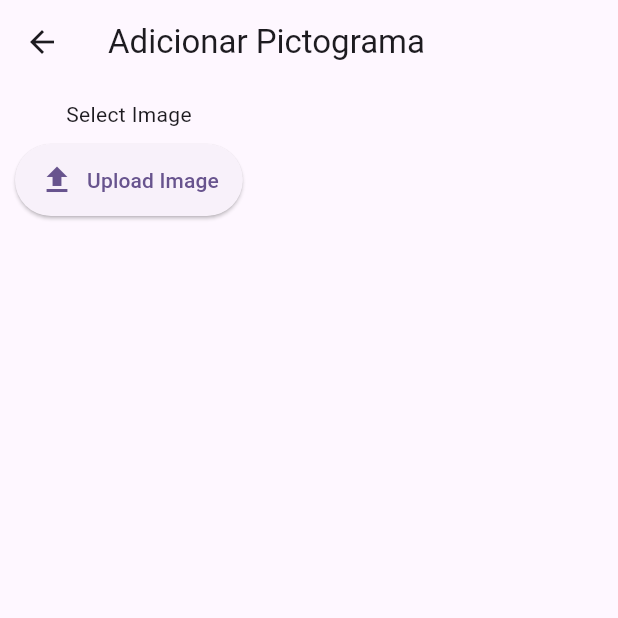
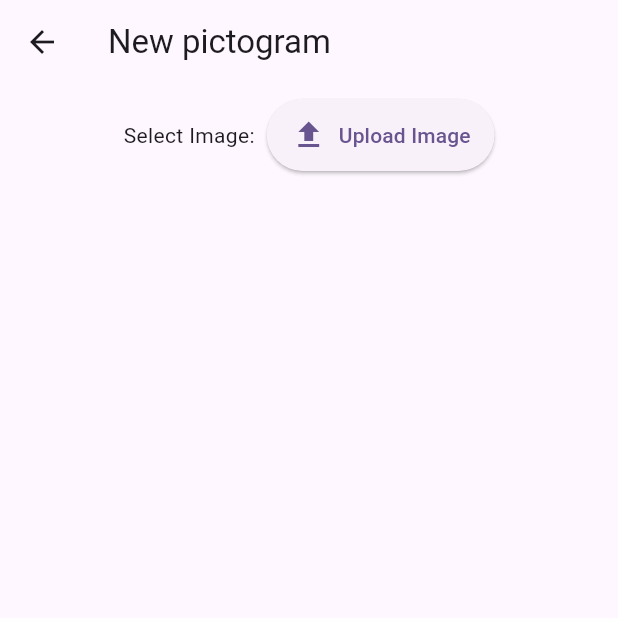
Before and after one commit to rafaelPadua001/comunicacao_alternativa_app, a Flutter app: the AddPictogramScreen screen opened directly, on a phone screen of 412 x 824 dp, the top half of it. Run offline on Flutter 3.47's test engine with Material 3 defaults, Android fonts, the phone set to English and light mode, and no system bars; our stand-ins replace firebase_auth, firebase_core, flutter_tts, hive, hive_flutter, image_picker and 3 more; accounts and stored records are empty.

Commit message:
Update addPictogramScreen.dart
Fix input pictogram name and style
Fix category drop down button and add style too

```diff
--- a/lib/screens/addPictogramScreen.dart
+++ b/lib/screens/addPictogramScreen.dart
@@ -8,7 +8,6 @@ import 'package:image_picker/image_picker.dart';
 import 'dart:io';
 import 'package:path_provider/path_provider.dart';
 import 'package:path/path.dart' as path;
-
 
 class AddPictogramScreen extends StatefulWidget {
   @override
@@ -46,7 +45,9 @@ class _AddPictogramScreenState extends State<AddPictogramScreen> {
 
   Future<void> _savePictogram() async {
     // Verifica se algum campo está vazio e exibe a mensagem de erro
-  if (_image == null || _labelController.text.isEmpty || _selectedCategory == null) {
+    if (_image == null ||
+        _labelController.text.isEmpty ||
+        _selectedCategory == null) {
       ScaffoldMessenger.of(context).showSnackBar(
         SnackBar(content: Text('Preencha todos os campos antes de salvar!')),
       );
@@ -56,15 +57,18 @@ class _AddPictogramScreenState extends State<AddPictogramScreen> {
     try {
       // Obtém o diretório de documentos do aplicativo
       final directory = await getApplicationDocumentsDirectory();
-    final String newPath = path.join(directory.path, path.basename(_image!.path));
+      final String newPath = path.join(
+        directory.path,
+        path.basename(_image!.path),
+      );
 
       // Copia a imagem para o novo diretório
       final File newImage = await _image!.copy(newPath);
 
       // Cria o Pictogram com os dados fornecidos
       final pictogram = modelPictogram.Pictogram(
-      imagePath: newPath,  // Caminho da imagem salva
-      label: _labelController.text,  // Rótulo fornecido pelo usuário
+        imagePath: newPath, // Caminho da imagem salva
+        label: _labelController.text, // Rótulo fornecido pelo usuário
         category: _selectedCategory!,
         isLocal: true, // Categoria selecionada
       );
@@ -78,26 +82,25 @@ class _AddPictogramScreenState extends State<AddPictogramScreen> {
       print('Categoria: $_selectedCategory');
 
       // Exibe uma mensagem de sucesso para o usuário
-    ScaffoldMessenger.of(context).showSnackBar(
-      SnackBar(content: Text('Pictograma salvo com sucesso!')),
-    );
+      ScaffoldMessenger.of(
+        context,
+      ).showSnackBar(SnackBar(content: Text('Pictograma salvo com sucesso!')));
 
       // Fecha a tela após salvar
       Navigator.of(context).pop();
     } catch (e) {
       // Se ocorrer um erro durante o processo, exibe uma mensagem de erro
       print('Erro ao salvar pictograma: $e');
-    ScaffoldMessenger.of(context).showSnackBar(
-      SnackBar(content: Text('Erro ao salvar o pictograma.')),
-    );
+      ScaffoldMessenger.of(
+        context,
+      ).showSnackBar(SnackBar(content: Text('Erro ao salvar o pictograma.')));
     }
   }
-
 
   @override
   Widget build(BuildContext context) {
     return Scaffold(
-      appBar: AppBar(title: Text('Adicionar Pictograma')),
+      appBar: AppBar(title: Text('New pictogram')),
       body: Padding(
         padding: const EdgeInsets.all(10.0),
         child: Column(
@@ -105,14 +108,19 @@ class _AddPictogramScreenState extends State<AddPictogramScreen> {
           children: [
             // Exibe a imagem selecionada ou o Placeholder
             _image != null
-                ? Image.file(_image!, height: 200)
-                : Text('Select Image'),
-            SizedBox(height: 10),
-            // Botão para escolher a imagem
+                ? Image.file(_image!, height: 150)
+                : Row(
+                  mainAxisAlignment: MainAxisAlignment.center,
+                  children: [
+                    Text('Select Image:'),
+                    SizedBox(width: 8),
                     ElevatedButton(
                       onPressed: _pickImage,
                       style: ElevatedButton.styleFrom(
-                padding: EdgeInsets.symmetric(horizontal: 16, vertical: 12),
+                        padding: EdgeInsets.symmetric(
+                          horizontal: 16,
+                          vertical: 12,
+                        ),
                       ),
                       child: Row(
                         mainAxisSize: MainAxisSize.min,
@@ -123,6 +131,8 @@ class _AddPictogramScreenState extends State<AddPictogramScreen> {
                         ],
                       ),
                     ),
+                  ],
+                ),
             SizedBox(height: 10),
             // Exibe o TextField apenas quando a imagem for selecionada
             if (_image != null)
@@ -132,14 +142,32 @@ class _AddPictogramScreenState extends State<AddPictogramScreen> {
                     controller: _labelController,
                     decoration: InputDecoration(
                       labelText: "have a name to pictogram",
+                      suffix: Icon(Icons.description_outlined),
+                      hintText: 'select a name to show',
+                      helperText: 'dog, love, cat, meat, popcorn...',
+                      border: OutlineInputBorder(),
                     ),
                   ),
                   SizedBox(height: 10),
                   if (_image != null)
-                    DropdownButton<String>(
+                    Container(
+                      padding: EdgeInsets.symmetric(
+                        horizontal: 10,
+                      ), // Adiciona o padding ao redor do botão
+                      decoration: BoxDecoration(
+                        border: Border.all(
+                          color: Colors.black,
+                          width: 2,
+                        ), // Borda de 2px e cor azul
+                        borderRadius: BorderRadius.circular(
+                          10,
+                        ), // Bordas arredondadas
+                      ),
+                      child: DropdownButton<String>(
                         value: _selectedCategory,
-                      hint: Text("Selecione uma categoria"),
-                      isExpanded: true, // Para ocupar toda a largura disponível
+                        hint: Text("Select a category"),
+                        isExpanded:
+                            true, // Para ocupar toda a largura disponível
                         items:
                             categories.map((String category) {
                               return DropdownMenuItem<String>(
@@ -152,11 +180,15 @@ class _AddPictogramScreenState extends State<AddPictogramScreen> {
                             _selectedCategory = newCategory;
                           });
                         },
+                        underline:
+                            Container(), // Remove a linha padrão do dropdown
                       ),
+                    ),
+
                   SizedBox(height: 10),
                   ElevatedButton(
                     onPressed: _savePictogram,
-                    child: Text('Salvar'),
+                    child: Text('save'),
                   ),
                 ],
               ),
```
Lines whose indentation alone changed are shown as unchanged.
